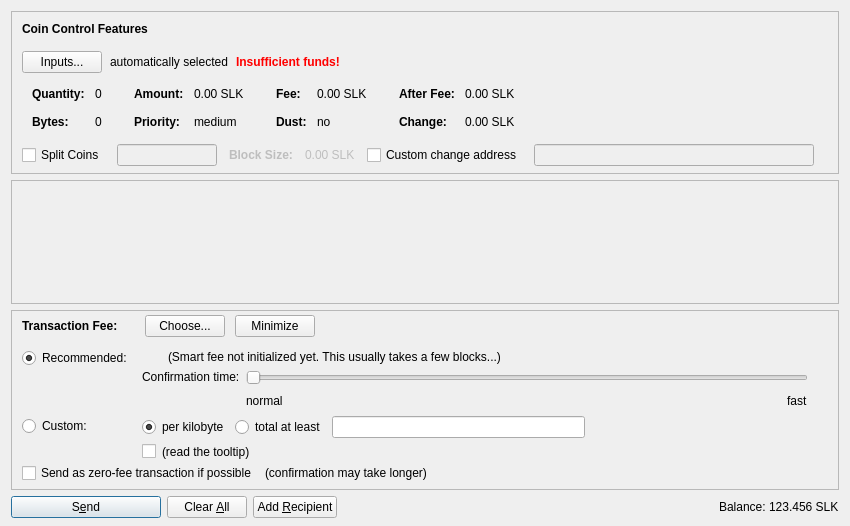
The window that src/qt/forms/sendcoinsdialog.ui (duality-solutions/Sequence) describes before a commit, drawn with Qt 5.
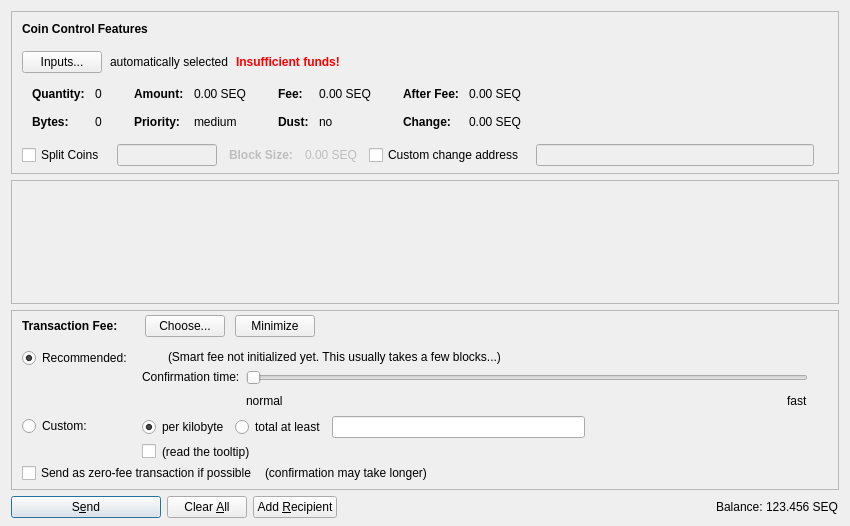
The same window after the commit. Icons and pictures are not drawn. Custom widgets are drawn as their Qt base class.

```diff
--- a/src/qt/forms/sendcoinsdialog.ui
+++ b/src/qt/forms/sendcoinsdialog.ui
@@ -324,7 +324,7 @@
                   <enum>Qt::ActionsContextMenu</enum>
                  </property>
                  <property name="text">
-                  <string notr="true">0.00 SLK</string>
+                  <string notr="true">0.00 SEQ</string>
                  </property>
                  <property name="textInteractionFlags">
                   <set>Qt::LinksAccessibleByMouse|Qt::TextSelectableByKeyboard|Qt::TextSelectableByMouse</set>
@@ -404,7 +404,7 @@
                   <enum>Qt::ActionsContextMenu</enum>
                  </property>
                  <property name="text">
-                  <string notr="true">0.00 SLK</string>
+                  <string notr="true">0.00 SEQ</string>
                  </property>
                  <property name="textInteractionFlags">
                   <set>Qt::LinksAccessibleByMouse|Qt::TextSelectableByKeyboard|Qt::TextSelectableByMouse</set>
@@ -484,7 +484,7 @@
                   <enum>Qt::ActionsContextMenu</enum>
                  </property>
                  <property name="text">
-                  <string notr="true">0.00 SLK</string>
+                  <string notr="true">0.00 SEQ</string>
                  </property>
                  <property name="textInteractionFlags">
                   <set>Qt::LinksAccessibleByMouse|Qt::TextSelectableByKeyboard|Qt::TextSelectableByMouse</set>
@@ -513,7 +513,7 @@
                   <enum>Qt::ActionsContextMenu</enum>
                  </property>
                  <property name="text">
-                  <string notr="true">0.00 SLK</string>
+                  <string notr="true">0.00 SEQ</string>
                  </property>
                  <property name="textInteractionFlags">
                   <set>Qt::LinksAccessibleByMouse|Qt::TextSelectableByKeyboard|Qt::TextSelectableByMouse</set>
@@ -589,7 +589,7 @@
              <bool>false</bool>
             </property>
             <property name="text">
-             <string>0.00 SLK</string>
+             <string>0.00 SEQ</string>
             </property>
            </widget>
           </item>
@@ -1404,7 +1404,7 @@
           <cursorShape>IBeamCursor</cursorShape>
          </property>
          <property name="text">
-          <string notr="true">123.456 SLK</string>
+          <string notr="true">123.456 SEQ</string>
          </property>
          <property name="textInteractionFlags">
           <set>Qt::LinksAccessibleByMouse|Qt::TextSelectableByKeyboard|Qt::TextSelectableByMouse</set>
```
Left out of the diff: 18 changed lines with no effect on the pictures.
